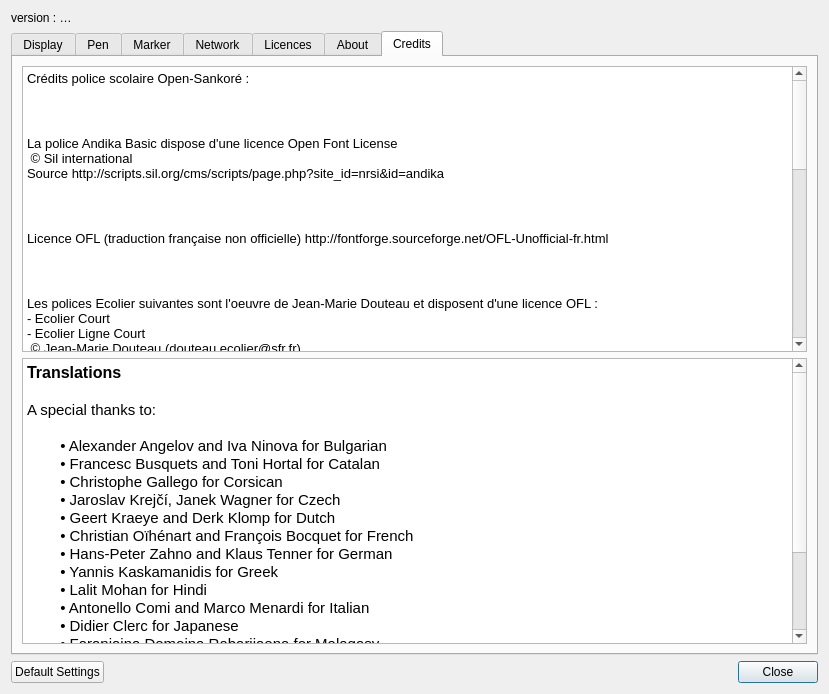
Old version of the form resources/forms/preferences.ui in the repository Sankore/Sankore-3.1.
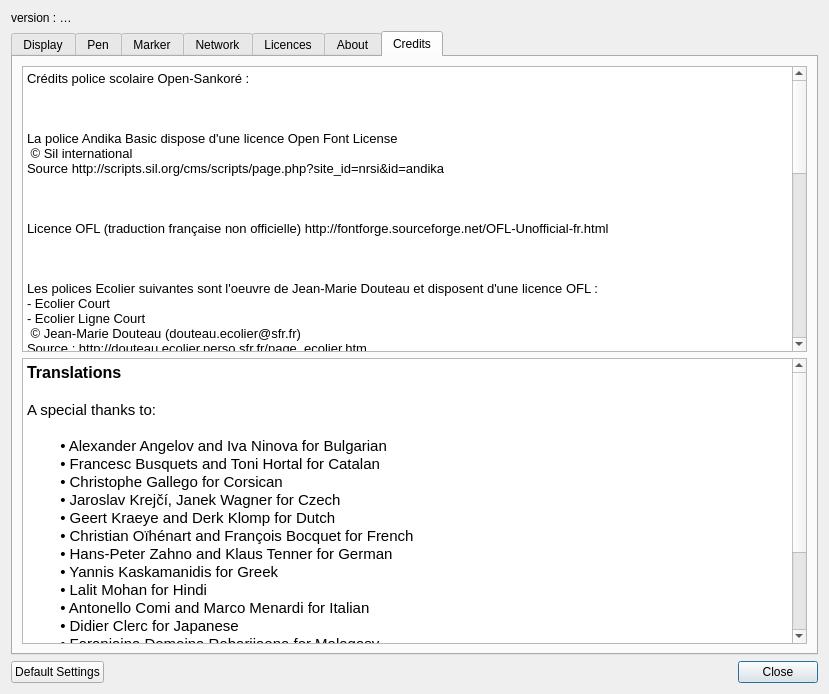
New version of the form. The open tabs and pages were chosen to show the change.

Commit message: fixed copyright date on license panel

What changed in the file:
```diff
--- a/resources/forms/preferences.ui
+++ b/resources/forms/preferences.ui
@@ -3033,52 +3033,52 @@
           <string notr="true">&lt;!DOCTYPE HTML PUBLIC &quot;-//W3C//DTD HTML 4.0//EN&quot; &quot;http://www.w3.org/TR/REC-html40/strict.dtd&quot;&gt;
 &lt;html&gt;&lt;head&gt;&lt;meta name=&quot;qrichtext&quot; content=&quot;1&quot; /&gt;&lt;style type=&quot;text/css&quot;&gt;
 p, li { white-space: pre-wrap; }
-&lt;/style&gt;&lt;/head&gt;&lt;body style=&quot; font-family:'Cantarell'; font-size:11pt; font-weight:400; font-style:normal;&quot;&gt;
-&lt;p style=&quot; margin-top:0px; margin-bottom:0px; margin-left:0px; margin-right:0px; -qt-block-indent:0; text-indent:0px;&quot;&gt;&lt;span style=&quot; font-family:'Ubuntu'; font-size:10pt;&quot;&gt;Crédits police scolaire Open-Sankoré : &lt;/span&gt;&lt;/p&gt;
-&lt;p style=&quot;-qt-paragraph-type:empty; margin-top:0px; margin-bottom:0px; margin-left:0px; margin-right:0px; -qt-block-indent:0; text-indent:0px; font-family:'Ubuntu'; font-size:10pt;&quot;&gt;&lt;br /&gt;&lt;/p&gt;
-&lt;p style=&quot; margin-top:0px; margin-bottom:0px; margin-left:0px; margin-right:0px; -qt-block-indent:0; text-indent:0px;&quot;&gt;&lt;span style=&quot; font-family:'Ubuntu'; font-size:10pt;&quot;&gt;&lt;br /&gt;&lt;/span&gt;&lt;/p&gt;
-&lt;p style=&quot; margin-top:0px; margin-bottom:0px; margin-left:0px; margin-right:0px; -qt-block-indent:0; text-indent:0px;&quot;&gt;&lt;span style=&quot; font-family:'Ubuntu'; font-size:10pt;&quot;&gt;La police Andika Basic dispose d'une licence Open Font License &lt;/span&gt;&lt;/p&gt;
-&lt;p style=&quot; margin-top:0px; margin-bottom:0px; margin-left:0px; margin-right:0px; -qt-block-indent:0; text-indent:0px;&quot;&gt;&lt;span style=&quot; font-family:'Ubuntu'; font-size:10pt;&quot;&gt; © Sil international&lt;/span&gt;&lt;/p&gt;
-&lt;p style=&quot; margin-top:0px; margin-bottom:0px; margin-left:0px; margin-right:0px; -qt-block-indent:0; text-indent:0px;&quot;&gt;&lt;span style=&quot; font-family:'Ubuntu'; font-size:10pt;&quot;&gt;Source http://scripts.sil.org/cms/scripts/page.php?site_id=nrsi&amp;amp;id=andika&lt;/span&gt;&lt;/p&gt;
-&lt;p style=&quot;-qt-paragraph-type:empty; margin-top:0px; margin-bottom:0px; margin-left:0px; margin-right:0px; -qt-block-indent:0; text-indent:0px; font-family:'Ubuntu'; font-size:10pt;&quot;&gt;&lt;br /&gt;&lt;/p&gt;
-&lt;p style=&quot; margin-top:0px; margin-bottom:0px; margin-left:0px; margin-right:0px; -qt-block-indent:0; text-indent:0px;&quot;&gt;&lt;span style=&quot; font-family:'Ubuntu'; font-size:10pt;&quot;&gt;&lt;br /&gt;&lt;/span&gt;&lt;/p&gt;
-&lt;p style=&quot; margin-top:0px; margin-bottom:0px; margin-left:0px; margin-right:0px; -qt-block-indent:0; text-indent:0px;&quot;&gt;&lt;span style=&quot; font-family:'Ubuntu'; font-size:10pt;&quot;&gt;Licence OFL (traduction française non officielle) http://fontforge.sourceforge.net/OFL-Unofficial-fr.html&lt;/span&gt;&lt;/p&gt;
-&lt;p style=&quot;-qt-paragraph-type:empty; margin-top:0px; margin-bottom:0px; margin-left:0px; margin-right:0px; -qt-block-indent:0; text-indent:0px; font-family:'Ubuntu'; font-size:10pt;&quot;&gt;&lt;br /&gt;&lt;/p&gt;
-&lt;p style=&quot; margin-top:0px; margin-bottom:0px; margin-left:0px; margin-right:0px; -qt-block-indent:0; text-indent:0px;&quot;&gt;&lt;span style=&quot; font-family:'Ubuntu'; font-size:10pt;&quot;&gt;&lt;br /&gt;&lt;/span&gt;&lt;/p&gt;
-&lt;p style=&quot; margin-top:0px; margin-bottom:0px; margin-left:0px; margin-right:0px; -qt-block-indent:0; text-indent:0px;&quot;&gt;&lt;span style=&quot; font-family:'Ubuntu'; font-size:10pt;&quot;&gt;Les polices Ecolier suivantes sont l'oeuvre de Jean-Marie Douteau et disposent d'une licence OFL : &lt;/span&gt;&lt;/p&gt;
-&lt;p style=&quot; margin-top:0px; margin-bottom:0px; margin-left:0px; margin-right:0px; -qt-block-indent:0; text-indent:0px;&quot;&gt;&lt;span style=&quot; font-family:'Ubuntu'; font-size:10pt;&quot;&gt;- Ecolier Court &lt;/span&gt;&lt;/p&gt;
-&lt;p style=&quot; margin-top:0px; margin-bottom:0px; margin-left:0px; margin-right:0px; -qt-block-indent:0; text-indent:0px;&quot;&gt;&lt;span style=&quot; font-family:'Ubuntu'; font-size:10pt;&quot;&gt;- Ecolier Ligne Court&lt;/span&gt;&lt;/p&gt;
-&lt;p style=&quot; margin-top:0px; margin-bottom:0px; margin-left:0px; margin-right:0px; -qt-block-indent:0; text-indent:0px;&quot;&gt;&lt;span style=&quot; font-family:'Ubuntu'; font-size:10pt;&quot;&gt; © Jean-Marie Douteau (douteau.ecolier@sfr.fr)&lt;/span&gt;&lt;/p&gt;
-&lt;p style=&quot; margin-top:0px; margin-bottom:0px; margin-left:0px; margin-right:0px; -qt-block-indent:0; text-indent:0px;&quot;&gt;&lt;span style=&quot; font-family:'Ubuntu'; font-size:10pt;&quot;&gt;Source : http://douteau.ecolier.perso.sfr.fr/page_ecolier.htm&lt;/span&gt;&lt;/p&gt;
-&lt;p style=&quot;-qt-paragraph-type:empty; margin-top:0px; margin-bottom:0px; margin-left:0px; margin-right:0px; -qt-block-indent:0; text-indent:0px; font-family:'Ubuntu'; font-size:10pt;&quot;&gt;&lt;br /&gt;&lt;/p&gt;
-&lt;p style=&quot; margin-top:0px; margin-bottom:0px; margin-left:0px; margin-right:0px; -qt-block-indent:0; text-indent:0px;&quot;&gt;&lt;span style=&quot; font-family:'Ubuntu'; font-size:10pt;&quot;&gt;&lt;br /&gt;&lt;/span&gt;&lt;/p&gt;
-&lt;p style=&quot; margin-top:0px; margin-bottom:0px; margin-left:0px; margin-right:0px; -qt-block-indent:0; text-indent:0px;&quot;&gt;&lt;span style=&quot; font-family:'Ubuntu'; font-size:10pt;&quot;&gt;Les polices Ecolier suivantes sont l'oeuvre de Jean-Marie Douteau et disposent d'une licence Creative Commons BY NC ND :&lt;/span&gt;&lt;/p&gt;
-&lt;p style=&quot; margin-top:0px; margin-bottom:0px; margin-left:0px; margin-right:0px; -qt-block-indent:0; text-indent:0px;&quot;&gt;&lt;span style=&quot; font-family:'Ubuntu'; font-size:10pt;&quot;&gt;- Ecolier lignes pointillés&lt;/span&gt;&lt;/p&gt;
-&lt;p style=&quot; margin-top:0px; margin-bottom:0px; margin-left:0px; margin-right:0px; -qt-block-indent:0; text-indent:0px;&quot;&gt;&lt;span style=&quot; font-family:'Ubuntu'; font-size:10pt;&quot;&gt;- Écolier pointillés&lt;/span&gt;&lt;/p&gt;
-&lt;p style=&quot; margin-top:0px; margin-bottom:0px; margin-left:0px; margin-right:0px; -qt-block-indent:0; text-indent:0px;&quot;&gt;&lt;span style=&quot; font-family:'Ubuntu'; font-size:10pt;&quot;&gt;- Écolier CP&lt;/span&gt;&lt;/p&gt;
-&lt;p style=&quot; margin-top:0px; margin-bottom:0px; margin-left:0px; margin-right:0px; -qt-block-indent:0; text-indent:0px;&quot;&gt;&lt;span style=&quot; font-family:'Ubuntu'; font-size:10pt;&quot;&gt;- Écolier CP pointillés&lt;/span&gt;&lt;/p&gt;
-&lt;p style=&quot; margin-top:0px; margin-bottom:0px; margin-left:0px; margin-right:0px; -qt-block-indent:0; text-indent:0px;&quot;&gt;&lt;span style=&quot; font-family:'Ubuntu'; font-size:10pt;&quot;&gt; © Jean-Marie Douteau (douteau.ecolier@sfr.fr)&lt;/span&gt;&lt;/p&gt;
-&lt;p style=&quot; margin-top:0px; margin-bottom:0px; margin-left:0px; margin-right:0px; -qt-block-indent:0; text-indent:0px;&quot;&gt;&lt;span style=&quot; font-family:'Ubuntu'; font-size:10pt;&quot;&gt;Source : http://douteau.ecolier.perso.sfr.fr/page_ecolier.htm&lt;/span&gt;&lt;/p&gt;
-&lt;p style=&quot;-qt-paragraph-type:empty; margin-top:0px; margin-bottom:0px; margin-left:0px; margin-right:0px; -qt-block-indent:0; text-indent:0px; font-family:'Ubuntu'; font-size:10pt;&quot;&gt;&lt;br /&gt;&lt;/p&gt;
-&lt;p style=&quot; margin-top:0px; margin-bottom:0px; margin-left:0px; margin-right:0px; -qt-block-indent:0; text-indent:0px;&quot;&gt;&lt;span style=&quot; font-family:'Ubuntu'; font-size:10pt;&quot;&gt;&lt;br /&gt;&lt;/span&gt;&lt;/p&gt;
-&lt;p style=&quot; margin-top:0px; margin-bottom:0px; margin-left:0px; margin-right:0px; -qt-block-indent:0; text-indent:0px;&quot;&gt;&lt;span style=&quot; font-family:'Ubuntu'; font-size:10pt;&quot;&gt;Les polices Cursive sont l'oeuvre d'Antoine Fetet (antoine.fetet@laposte.net) à partir d'une police proposée par Jean-Claude Gineau&lt;/span&gt;&lt;/p&gt;
-&lt;p style=&quot; margin-top:0px; margin-bottom:0px; margin-left:0px; margin-right:0px; -qt-block-indent:0; text-indent:0px;&quot;&gt;&lt;span style=&quot; font-family:'Ubuntu'; font-size:10pt;&quot;&gt;Source : http://lps13.free.fr/contenu/construire/Cursive_standard.zip et http://fr.fontriver.com/font/gino_school_script/&lt;/span&gt;&lt;/p&gt;
-&lt;p style=&quot; margin-top:0px; margin-bottom:0px; margin-left:0px; margin-right:0px; -qt-block-indent:0; text-indent:0px;&quot;&gt;&lt;span style=&quot; font-family:'Ubuntu'; font-size:10pt;&quot;&gt;L'auteur en autorise l'utilisation dans le cadre du logiciel open-Sankoré pour un usage non commercial&lt;/span&gt;&lt;/p&gt;
-&lt;p style=&quot;-qt-paragraph-type:empty; margin-top:0px; margin-bottom:0px; margin-left:0px; margin-right:0px; -qt-block-indent:0; text-indent:0px; font-family:'Ubuntu'; font-size:10pt;&quot;&gt;&lt;br /&gt;&lt;/p&gt;
-&lt;p style=&quot; margin-top:0px; margin-bottom:0px; margin-left:0px; margin-right:0px; -qt-block-indent:0; text-indent:0px;&quot;&gt;&lt;span style=&quot; font-family:'Ubuntu'; font-size:10pt;&quot;&gt;&lt;br /&gt;&lt;/span&gt;&lt;/p&gt;
-&lt;p style=&quot; margin-top:0px; margin-bottom:0px; margin-left:0px; margin-right:0px; -qt-block-indent:0; text-indent:0px;&quot;&gt;&lt;span style=&quot; font-family:'Ubuntu'; font-size:10pt;&quot;&gt;Les polices Script (Ecole et CaseEcole) sont l'oeuvre d'Henri Rogelet&lt;/span&gt;&lt;/p&gt;
-&lt;p style=&quot; margin-top:0px; margin-bottom:0px; margin-left:0px; margin-right:0px; -qt-block-indent:0; text-indent:0px;&quot;&gt;&lt;span style=&quot; font-family:'Ubuntu'; font-size:10pt;&quot;&gt;Source : http://pointecole.free.fr/polices/SCRIPTCO.zip&lt;/span&gt;&lt;/p&gt;
-&lt;p style=&quot; margin-top:0px; margin-bottom:0px; margin-left:0px; margin-right:0px; -qt-block-indent:0; text-indent:0px;&quot;&gt;&lt;span style=&quot; font-family:'Ubuntu'; font-size:10pt;&quot;&gt;Source : http://pointecole.free.fr/polices/SCRIPTCA.zip&lt;/span&gt;&lt;/p&gt;
-&lt;p style=&quot; margin-top:0px; margin-bottom:0px; margin-left:0px; margin-right:0px; -qt-block-indent:0; text-indent:0px;&quot;&gt;&lt;span style=&quot; font-family:'Ubuntu'; font-size:10pt;&quot;&gt; © Henri Rogelet &amp;lt;h.rogelet@free.fr&amp;gt;&lt;/span&gt;&lt;/p&gt;
-&lt;p style=&quot; margin-top:0px; margin-bottom:0px; margin-left:0px; margin-right:0px; -qt-block-indent:0; text-indent:0px;&quot;&gt;&lt;span style=&quot; font-family:'Ubuntu'; font-size:10pt;&quot;&gt;Autorisation pour un usage non commercial&lt;/span&gt;&lt;/p&gt;
-&lt;p style=&quot; margin-top:0px; margin-bottom:0px; margin-left:0px; margin-right:0px; -qt-block-indent:0; text-indent:0px;&quot;&gt;&lt;span style=&quot; font-family:'Ubuntu'; font-size:10pt;&quot;&gt;Source : http://pointecole.free.fr/polices.html&lt;/span&gt;&lt;/p&gt;
-&lt;p style=&quot;-qt-paragraph-type:empty; margin-top:0px; margin-bottom:0px; margin-left:0px; margin-right:0px; -qt-block-indent:0; text-indent:0px; font-family:'Ubuntu'; font-size:10pt;&quot;&gt;&lt;br /&gt;&lt;/p&gt;
-&lt;p style=&quot; margin-top:0px; margin-bottom:0px; margin-left:0px; margin-right:0px; -qt-block-indent:0; text-indent:0px;&quot;&gt;&lt;span style=&quot; font-family:'Ubuntu'; font-size:10pt;&quot;&gt;&lt;br /&gt;&lt;/span&gt;&lt;/p&gt;
-&lt;p style=&quot; margin-top:0px; margin-bottom:0px; margin-left:0px; margin-right:0px; -qt-block-indent:0; text-indent:0px;&quot;&gt;&lt;span style=&quot; font-family:'Ubuntu'; font-size:10pt;&quot;&gt;La police phonétique, Alphonet est l'oeuvre d'Henri Rogelet&lt;/span&gt;&lt;/p&gt;
-&lt;p style=&quot; margin-top:0px; margin-bottom:0px; margin-left:0px; margin-right:0px; -qt-block-indent:0; text-indent:0px;&quot;&gt;&lt;span style=&quot; font-family:'Ubuntu'; font-size:10pt;&quot;&gt;Source : http://pointecole.free.fr/polices/ALPHONET.zip&lt;/span&gt;&lt;/p&gt;
-&lt;p style=&quot; margin-top:0px; margin-bottom:0px; margin-left:0px; margin-right:0px; -qt-block-indent:0; text-indent:0px;&quot;&gt;&lt;span style=&quot; font-family:'Ubuntu'; font-size:10pt;&quot;&gt; © Henri Rogelet &amp;lt;h.rogelet@free.fr&amp;gt;&lt;/span&gt;&lt;/p&gt;
-&lt;p style=&quot; margin-top:0px; margin-bottom:0px; margin-left:0px; margin-right:0px; -qt-block-indent:0; text-indent:0px;&quot;&gt;&lt;span style=&quot; font-family:'Ubuntu'; font-size:10pt;&quot;&gt;Autorisation pour un usage non commercial&lt;/span&gt;&lt;/p&gt;
-&lt;p style=&quot; margin-top:0px; margin-bottom:0px; margin-left:0px; margin-right:0px; -qt-block-indent:0; text-indent:0px;&quot;&gt;&lt;span style=&quot; font-family:'Ubuntu'; font-size:10pt;&quot;&gt;Source : http://pointecole.free.fr/polices.html&lt;/span&gt;&lt;/p&gt;&lt;/body&gt;&lt;/html&gt;</string>
+&lt;/style&gt;&lt;/head&gt;&lt;body style=&quot; font-family:'Cantarell'; font-size:10pt; font-weight:400; font-style:normal;&quot;&gt;
+&lt;p style=&quot; margin-top:0px; margin-bottom:0px; margin-left:0px; margin-right:0px; -qt-block-indent:0; text-indent:0px;&quot;&gt;&lt;span style=&quot; font-family:'Ubuntu';&quot;&gt;Crédits police scolaire Open-Sankoré : &lt;/span&gt;&lt;/p&gt;
+&lt;p style=&quot;-qt-paragraph-type:empty; margin-top:0px; margin-bottom:0px; margin-left:0px; margin-right:0px; -qt-block-indent:0; text-indent:0px; font-family:'Ubuntu';&quot;&gt;&lt;br /&gt;&lt;/p&gt;
+&lt;p style=&quot; margin-top:0px; margin-bottom:0px; margin-left:0px; margin-right:0px; -qt-block-indent:0; text-indent:0px;&quot;&gt;&lt;span style=&quot; font-family:'Ubuntu';&quot;&gt;&lt;br /&gt;&lt;/span&gt;&lt;/p&gt;
+&lt;p style=&quot; margin-top:0px; margin-bottom:0px; margin-left:0px; margin-right:0px; -qt-block-indent:0; text-indent:0px;&quot;&gt;&lt;span style=&quot; font-family:'Ubuntu';&quot;&gt;La police Andika Basic dispose d'une licence Open Font License &lt;/span&gt;&lt;/p&gt;
+&lt;p style=&quot; margin-top:0px; margin-bottom:0px; margin-left:0px; margin-right:0px; -qt-block-indent:0; text-indent:0px;&quot;&gt;&lt;span style=&quot; font-family:'Ubuntu';&quot;&gt; © Sil international&lt;/span&gt;&lt;/p&gt;
+&lt;p style=&quot; margin-top:0px; margin-bottom:0px; margin-left:0px; margin-right:0px; -qt-block-indent:0; text-indent:0px;&quot;&gt;&lt;span style=&quot; font-family:'Ubuntu';&quot;&gt;Source http://scripts.sil.org/cms/scripts/page.php?site_id=nrsi&amp;amp;id=andika&lt;/span&gt;&lt;/p&gt;
+&lt;p style=&quot;-qt-paragraph-type:empty; margin-top:0px; margin-bottom:0px; margin-left:0px; margin-right:0px; -qt-block-indent:0; text-indent:0px; font-family:'Ubuntu';&quot;&gt;&lt;br /&gt;&lt;/p&gt;
+&lt;p style=&quot; margin-top:0px; margin-bottom:0px; margin-left:0px; margin-right:0px; -qt-block-indent:0; text-indent:0px;&quot;&gt;&lt;span style=&quot; font-family:'Ubuntu';&quot;&gt;&lt;br /&gt;&lt;/span&gt;&lt;/p&gt;
+&lt;p style=&quot; margin-top:0px; margin-bottom:0px; margin-left:0px; margin-right:0px; -qt-block-indent:0; text-indent:0px;&quot;&gt;&lt;span style=&quot; font-family:'Ubuntu';&quot;&gt;Licence OFL (traduction française non officielle) http://fontforge.sourceforge.net/OFL-Unofficial-fr.html&lt;/span&gt;&lt;/p&gt;
+&lt;p style=&quot;-qt-paragraph-type:empty; margin-top:0px; margin-bottom:0px; margin-left:0px; margin-right:0px; -qt-block-indent:0; text-indent:0px; font-family:'Ubuntu';&quot;&gt;&lt;br /&gt;&lt;/p&gt;
+&lt;p style=&quot; margin-top:0px; margin-bottom:0px; margin-left:0px; margin-right:0px; -qt-block-indent:0; text-indent:0px;&quot;&gt;&lt;span style=&quot; font-family:'Ubuntu';&quot;&gt;&lt;br /&gt;&lt;/span&gt;&lt;/p&gt;
+&lt;p style=&quot; margin-top:0px; margin-bottom:0px; margin-left:0px; margin-right:0px; -qt-block-indent:0; text-indent:0px;&quot;&gt;&lt;span style=&quot; font-family:'Ubuntu';&quot;&gt;Les polices Ecolier suivantes sont l'oeuvre de Jean-Marie Douteau et disposent d'une licence OFL : &lt;/span&gt;&lt;/p&gt;
+&lt;p style=&quot; margin-top:0px; margin-bottom:0px; margin-left:0px; margin-right:0px; -qt-block-indent:0; text-indent:0px;&quot;&gt;&lt;span style=&quot; font-family:'Ubuntu';&quot;&gt;- Ecolier Court &lt;/span&gt;&lt;/p&gt;
+&lt;p style=&quot; margin-top:0px; margin-bottom:0px; margin-left:0px; margin-right:0px; -qt-block-indent:0; text-indent:0px;&quot;&gt;&lt;span style=&quot; font-family:'Ubuntu';&quot;&gt;- Ecolier Ligne Court&lt;/span&gt;&lt;/p&gt;
+&lt;p style=&quot; margin-top:0px; margin-bottom:0px; margin-left:0px; margin-right:0px; -qt-block-indent:0; text-indent:0px;&quot;&gt;&lt;span style=&quot; font-family:'Ubuntu';&quot;&gt; © Jean-Marie Douteau (douteau.ecolier@sfr.fr)&lt;/span&gt;&lt;/p&gt;
+&lt;p style=&quot; margin-top:0px; margin-bottom:0px; margin-left:0px; margin-right:0px; -qt-block-indent:0; text-indent:0px;&quot;&gt;&lt;span style=&quot; font-family:'Ubuntu';&quot;&gt;Source : http://douteau.ecolier.perso.sfr.fr/page_ecolier.htm&lt;/span&gt;&lt;/p&gt;
+&lt;p style=&quot;-qt-paragraph-type:empty; margin-top:0px; margin-bottom:0px; margin-left:0px; margin-right:0px; -qt-block-indent:0; text-indent:0px; font-family:'Ubuntu';&quot;&gt;&lt;br /&gt;&lt;/p&gt;
+&lt;p style=&quot; margin-top:0px; margin-bottom:0px; margin-left:0px; margin-right:0px; -qt-block-indent:0; text-indent:0px;&quot;&gt;&lt;span style=&quot; font-family:'Ubuntu';&quot;&gt;&lt;br /&gt;&lt;/span&gt;&lt;/p&gt;
+&lt;p style=&quot; margin-top:0px; margin-bottom:0px; margin-left:0px; margin-right:0px; -qt-block-indent:0; text-indent:0px;&quot;&gt;&lt;span style=&quot; font-family:'Ubuntu';&quot;&gt;Les polices Ecolier suivantes sont l'oeuvre de Jean-Marie Douteau et disposent d'une licence Creative Commons BY NC ND :&lt;/span&gt;&lt;/p&gt;
+&lt;p style=&quot; margin-top:0px; margin-bottom:0px; margin-left:0px; margin-right:0px; -qt-block-indent:0; text-indent:0px;&quot;&gt;&lt;span style=&quot; font-family:'Ubuntu';&quot;&gt;- Ecolier lignes pointillés&lt;/span&gt;&lt;/p&gt;
+&lt;p style=&quot; margin-top:0px; margin-bottom:0px; margin-left:0px; margin-right:0px; -qt-block-indent:0; text-indent:0px;&quot;&gt;&lt;span style=&quot; font-family:'Ubuntu';&quot;&gt;- Écolier pointillés&lt;/span&gt;&lt;/p&gt;
+&lt;p style=&quot; margin-top:0px; margin-bottom:0px; margin-left:0px; margin-right:0px; -qt-block-indent:0; text-indent:0px;&quot;&gt;&lt;span style=&quot; font-family:'Ubuntu';&quot;&gt;- Écolier CP&lt;/span&gt;&lt;/p&gt;
+&lt;p style=&quot; margin-top:0px; margin-bottom:0px; margin-left:0px; margin-right:0px; -qt-block-indent:0; text-indent:0px;&quot;&gt;&lt;span style=&quot; font-family:'Ubuntu';&quot;&gt;- Écolier CP pointillés&lt;/span&gt;&lt;/p&gt;
+&lt;p style=&quot; margin-top:0px; margin-bottom:0px; margin-left:0px; margin-right:0px; -qt-block-indent:0; text-indent:0px;&quot;&gt;&lt;span style=&quot; font-family:'Ubuntu';&quot;&gt; © Jean-Marie Douteau (douteau.ecolier@sfr.fr)&lt;/span&gt;&lt;/p&gt;
+&lt;p style=&quot; margin-top:0px; margin-bottom:0px; margin-left:0px; margin-right:0px; -qt-block-indent:0; text-indent:0px;&quot;&gt;&lt;span style=&quot; font-family:'Ubuntu';&quot;&gt;Source : http://douteau.ecolier.perso.sfr.fr/page_ecolier.htm&lt;/span&gt;&lt;/p&gt;
+&lt;p style=&quot;-qt-paragraph-type:empty; margin-top:0px; margin-bottom:0px; margin-left:0px; margin-right:0px; -qt-block-indent:0; text-indent:0px; font-family:'Ubuntu';&quot;&gt;&lt;br /&gt;&lt;/p&gt;
+&lt;p style=&quot; margin-top:0px; margin-bottom:0px; margin-left:0px; margin-right:0px; -qt-block-indent:0; text-indent:0px;&quot;&gt;&lt;span style=&quot; font-family:'Ubuntu';&quot;&gt;&lt;br /&gt;&lt;/span&gt;&lt;/p&gt;
+&lt;p style=&quot; margin-top:0px; margin-bottom:0px; margin-left:0px; margin-right:0px; -qt-block-indent:0; text-indent:0px;&quot;&gt;&lt;span style=&quot; font-family:'Ubuntu';&quot;&gt;Les polices Cursive sont l'oeuvre d'Antoine Fetet (antoine.fetet@laposte.net) à partir d'une police proposée par Jean-Claude Gineau&lt;/span&gt;&lt;/p&gt;
+&lt;p style=&quot; margin-top:0px; margin-bottom:0px; margin-left:0px; margin-right:0px; -qt-block-indent:0; text-indent:0px;&quot;&gt;&lt;span style=&quot; font-family:'Ubuntu';&quot;&gt;Source : http://lps13.free.fr/contenu/construire/Cursive_standard.zip et http://fr.fontriver.com/font/gino_school_script/&lt;/span&gt;&lt;/p&gt;
+&lt;p style=&quot; margin-top:0px; margin-bottom:0px; margin-left:0px; margin-right:0px; -qt-block-indent:0; text-indent:0px;&quot;&gt;&lt;span style=&quot; font-family:'Ubuntu';&quot;&gt;L'auteur en autorise l'utilisation dans le cadre du logiciel open-Sankoré pour un usage non commercial&lt;/span&gt;&lt;/p&gt;
+&lt;p style=&quot;-qt-paragraph-type:empty; margin-top:0px; margin-bottom:0px; margin-left:0px; margin-right:0px; -qt-block-indent:0; text-indent:0px; font-family:'Ubuntu';&quot;&gt;&lt;br /&gt;&lt;/p&gt;
+&lt;p style=&quot; margin-top:0px; margin-bottom:0px; margin-left:0px; margin-right:0px; -qt-block-indent:0; text-indent:0px;&quot;&gt;&lt;span style=&quot; font-family:'Ubuntu';&quot;&gt;&lt;br /&gt;&lt;/span&gt;&lt;/p&gt;
+&lt;p style=&quot; margin-top:0px; margin-bottom:0px; margin-left:0px; margin-right:0px; -qt-block-indent:0; text-indent:0px;&quot;&gt;&lt;span style=&quot; font-family:'Ubuntu';&quot;&gt;Les polices Script (Ecole et CaseEcole) sont l'oeuvre d'Henri Rogelet&lt;/span&gt;&lt;/p&gt;
+&lt;p style=&quot; margin-top:0px; margin-bottom:0px; margin-left:0px; margin-right:0px; -qt-block-indent:0; text-indent:0px;&quot;&gt;&lt;span style=&quot; font-family:'Ubuntu';&quot;&gt;Source : http://pointecole.free.fr/polices/SCRIPTCO.zip&lt;/span&gt;&lt;/p&gt;
+&lt;p style=&quot; margin-top:0px; margin-bottom:0px; margin-left:0px; margin-right:0px; -qt-block-indent:0; text-indent:0px;&quot;&gt;&lt;span style=&quot; font-family:'Ubuntu';&quot;&gt;Source : http://pointecole.free.fr/polices/SCRIPTCA.zip&lt;/span&gt;&lt;/p&gt;
+&lt;p style=&quot; margin-top:0px; margin-bottom:0px; margin-left:0px; margin-right:0px; -qt-block-indent:0; text-indent:0px;&quot;&gt;&lt;span style=&quot; font-family:'Ubuntu';&quot;&gt; © Henri Rogelet &amp;lt;h.rogelet@free.fr&amp;gt;&lt;/span&gt;&lt;/p&gt;
+&lt;p style=&quot; margin-top:0px; margin-bottom:0px; margin-left:0px; margin-right:0px; -qt-block-indent:0; text-indent:0px;&quot;&gt;&lt;span style=&quot; font-family:'Ubuntu';&quot;&gt;Autorisation pour un usage non commercial&lt;/span&gt;&lt;/p&gt;
+&lt;p style=&quot; margin-top:0px; margin-bottom:0px; margin-left:0px; margin-right:0px; -qt-block-indent:0; text-indent:0px;&quot;&gt;&lt;span style=&quot; font-family:'Ubuntu';&quot;&gt;Source : http://pointecole.free.fr/polices.html&lt;/span&gt;&lt;/p&gt;
+&lt;p style=&quot;-qt-paragraph-type:empty; margin-top:0px; margin-bottom:0px; margin-left:0px; margin-right:0px; -qt-block-indent:0; text-indent:0px; font-family:'Ubuntu';&quot;&gt;&lt;br /&gt;&lt;/p&gt;
+&lt;p style=&quot; margin-top:0px; margin-bottom:0px; margin-left:0px; margin-right:0px; -qt-block-indent:0; text-indent:0px;&quot;&gt;&lt;span style=&quot; font-family:'Ubuntu';&quot;&gt;&lt;br /&gt;&lt;/span&gt;&lt;/p&gt;
+&lt;p style=&quot; margin-top:0px; margin-bottom:0px; margin-left:0px; margin-right:0px; -qt-block-indent:0; text-indent:0px;&quot;&gt;&lt;span style=&quot; font-family:'Ubuntu';&quot;&gt;La police phonétique, Alphonet est l'oeuvre d'Henri Rogelet&lt;/span&gt;&lt;/p&gt;
+&lt;p style=&quot; margin-top:0px; margin-bottom:0px; margin-left:0px; margin-right:0px; -qt-block-indent:0; text-indent:0px;&quot;&gt;&lt;span style=&quot; font-family:'Ubuntu';&quot;&gt;Source : http://pointecole.free.fr/polices/ALPHONET.zip&lt;/span&gt;&lt;/p&gt;
+&lt;p style=&quot; margin-top:0px; margin-bottom:0px; margin-left:0px; margin-right:0px; -qt-block-indent:0; text-indent:0px;&quot;&gt;&lt;span style=&quot; font-family:'Ubuntu';&quot;&gt; © Henri Rogelet &amp;lt;h.rogelet@free.fr&amp;gt;&lt;/span&gt;&lt;/p&gt;
+&lt;p style=&quot; margin-top:0px; margin-bottom:0px; margin-left:0px; margin-right:0px; -qt-block-indent:0; text-indent:0px;&quot;&gt;&lt;span style=&quot; font-family:'Ubuntu';&quot;&gt;Autorisation pour un usage non commercial&lt;/span&gt;&lt;/p&gt;
+&lt;p style=&quot; margin-top:0px; margin-bottom:0px; margin-left:0px; margin-right:0px; -qt-block-indent:0; text-indent:0px;&quot;&gt;&lt;span style=&quot; font-family:'Ubuntu';&quot;&gt;Source : http://pointecole.free.fr/polices.html&lt;/span&gt;&lt;/p&gt;&lt;/body&gt;&lt;/html&gt;</string>
          </property>
          <property name="textInteractionFlags">
           <set>Qt::TextSelectableByKeyboard|Qt::TextSelectableByMouse</set>
```
Left out of the diff: 58 changed lines with no effect on the pictures.
